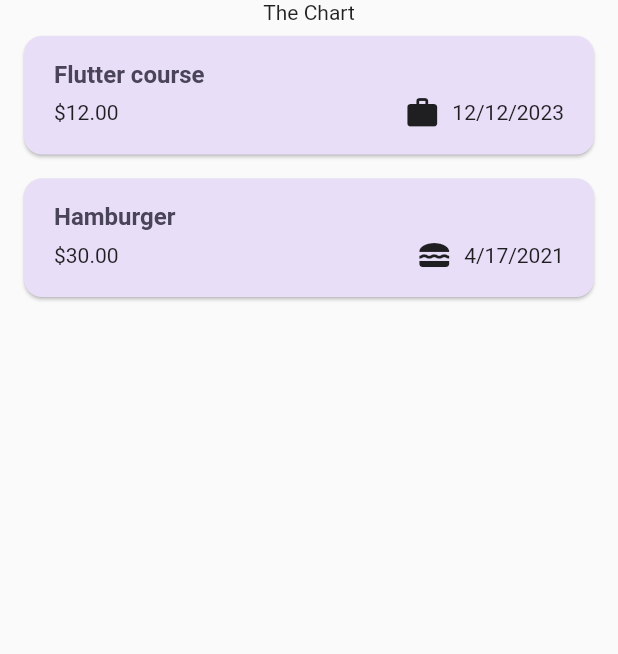
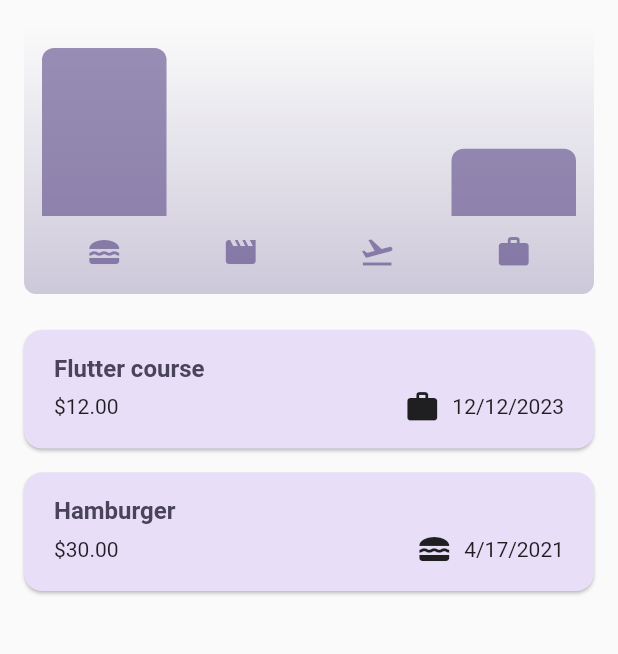
Before and after one commit to SirGeist/expense_tracker_app, a Flutter app: the screen it shows after launch, on a phone screen of 412 x 824 dp, the part 84-738 px from its top. Run offline on Flutter 3.47's test engine with Material 2 defaults, Android fonts, the phone set to English and light mode, and no system bars.

Commit message:
add: chart with bar

```diff
--- a/lib/models/expense.dart
+++ b/lib/models/expense.dart
@@ -53,16 +53,20 @@ class ExpenseBucket {
     required this.expenses,
   });
 
+  ExpenseBucket.forCategory(List<Expense> allExpenses, this.category)
+      : expenses = allExpenses
+            .where((expense) => expense.category == category)
+            .toList();
+
   final Category category;
   final List<Expense> expenses;
 
   double get totalExpenses {
     double sum = 0;
 
-
     // Looping through the expenses list
     // Then summing them up
-    for(final expense in expenses){
+    for (final expense in expenses) {
       sum += expense.amount;
     }
 
--- /dev/null
+++ b/lib/widgets/chart/chart.dart
@@ -0,0 +1,95 @@
+import 'package:flutter/material.dart';
+
+import 'package:expense_tracker_app/widgets/chart/chart_bar.dart';
+import 'package:expense_tracker_app/models/expense.dart';
+
+class Chart extends StatelessWidget {
+  const Chart({super.key, required this.expenses});
+
+  final List<Expense> expenses;
+
+  List<ExpenseBucket> get buckets {
+    return [
+      ExpenseBucket.forCategory(expenses, Category.food),
+      ExpenseBucket.forCategory(expenses, Category.leisure),
+      ExpenseBucket.forCategory(expenses, Category.travel),
+      ExpenseBucket.forCategory(expenses, Category.work),
+    ];
+  }
+
+  double get maxTotalExpense {
+    double maxTotalExpense = 0;
+
+    for (final bucket in buckets) {
+      if (bucket.totalExpenses > maxTotalExpense) {
+        maxTotalExpense = bucket.totalExpenses;
+      }
+    }
+
+    return maxTotalExpense;
+  }
+
+  @override
+  Widget build(BuildContext context) {
+    final isDarkMode =
+        MediaQuery.of(context).platformBrightness == Brightness.dark;
+    return Container(
+      margin: const EdgeInsets.all(16),
+      padding: const EdgeInsets.symmetric(
+        vertical: 16,
+        horizontal: 8,
+      ),
+      width: double.infinity,
+      height: 180,
+      decoration: BoxDecoration(
+        borderRadius: BorderRadius.circular(8),
+        gradient: LinearGradient(
+          colors: [
+            Theme.of(context).colorScheme.primary.withOpacity(0.3),
+            Theme.of(context).colorScheme.primary.withOpacity(0.0)
+          ],
+          begin: Alignment.bottomCenter,
+          end: Alignment.topCenter,
+        ),
+      ),
+      child: Column(
+        children: [
+          Expanded(
+            child: Row(
+              crossAxisAlignment: CrossAxisAlignment.end,
+              children: [
+                for (final bucket in buckets) // alternative to map()
+                  ChartBar(
+                    fill: bucket.totalExpenses == 0
+                        ? 0
+                        : bucket.totalExpenses / maxTotalExpense,
+                  )
+              ],
+            ),
+          ),
+          const SizedBox(height: 12),
+          Row(
+            children: buckets
+                .map(
+                  (bucket) => Expanded(
+                    child: Padding(
+                      padding: const EdgeInsets.symmetric(horizontal: 4),
+                      child: Icon(
+                        categoryIcons[bucket.category],
+                        color: isDarkMode
+                            ? Theme.of(context).colorScheme.secondary
+                            : Theme.of(context)
+                                .colorScheme
+                                .primary
+                                .withOpacity(0.7),
+                      ),
+                    ),
+                  ),
+                )
+                .toList(),
+          )
+        ],
+      ),
+    );
+  }
+}
--- /dev/null
+++ b/lib/widgets/chart/chart_bar.dart
@@ -0,0 +1,34 @@
+import 'package:flutter/material.dart';
+
+class ChartBar extends StatelessWidget {
+  const ChartBar({
+    super.key,
+    required this.fill,
+  });
+
+  final double fill;
+
+  @override
+  Widget build(BuildContext context) {
+    final isDarkMode =
+        MediaQuery.of(context).platformBrightness == Brightness.dark;
+    return Expanded(
+      child: Padding(
+        padding: const EdgeInsets.symmetric(horizontal: 4),
+        child: FractionallySizedBox(
+          heightFactor: fill,
+          child: DecoratedBox(
+            decoration: BoxDecoration(
+              shape: BoxShape.rectangle,
+              borderRadius:
+                  const BorderRadius.vertical(top: Radius.circular(8)),
+              color: isDarkMode
+                  ? Theme.of(context).colorScheme.secondary
+                  : Theme.of(context).colorScheme.primary.withOpacity(0.65),
+            ),
+          ),
+        ),
+      ),
+    );
+  }
+}
--- a/lib/widgets/expenses.dart
+++ b/lib/widgets/expenses.dart
@@ -2,6 +2,7 @@ import 'package:expense_tracker_app/widgets/new_expense.dart';
 import 'package:flutter/material.dart';
 import 'package:expense_tracker_app/models/expense.dart';
 import 'package:expense_tracker_app/widgets/expenses_list/expenses_list.dart';
+import 'package:expense_tracker_app/widgets/chart/chart.dart';
 
 class Expenses extends StatefulWidget {
   const Expenses({super.key});
@@ -97,7 +98,7 @@ class _ExpensesState extends State<Expenses> {
       ),
       body: Column(
         children: [
-          const Text('The Chart'),
+          Chart(expenses: _registeredExpenses,),
           Expanded(
             child: mainContent,
           ), // passing the dummy code to the class
```
